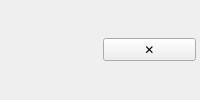
First picture: the form in internal/qtui/ui/alert_pill.ui, repository MarioStoilov/simpleStonks, before the edit.
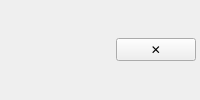
Second picture: the form after the edit.

Commit message:
Add optional expiry dates to price alerts
An alert can carry an expiry date, picked from a calendar popup in the alert dialog (empty by default, a click sets today, a clear button empties it). The alert stays pending through that local day and is dropped without firing once it is over; its pill carries a calendar icon whose tooltip names the date.

The dialog's linked price and percentage fields now switch on focus: the field clicked into is the active one, marked with an accent border and never rewritten, so its cursor is left alone.

The edit to the form file:
```diff
--- a/internal/qtui/ui/alert_pill.ui
+++ b/internal/qtui/ui/alert_pill.ui
@@ -10,6 +10,9 @@
    <item>
     <widget class="QLabel" name="priceLabel"/>
    </item>
+   <item>
+    <widget class="QLabel" name="expiryIcon"/>
+   </item>
    <item>
     <widget class="QPushButton" name="removeButton">
      <property name="cursor"><cursorShape>PointingHandCursor</cursorShape></property>
```
The commit also changes 20 other files.
